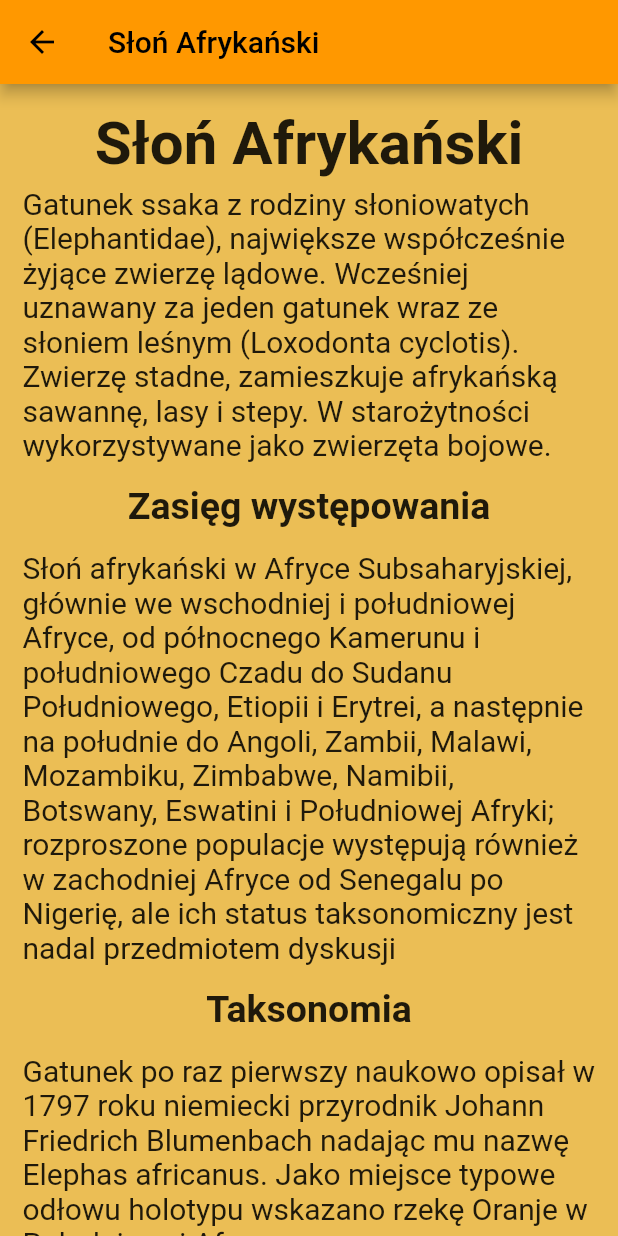
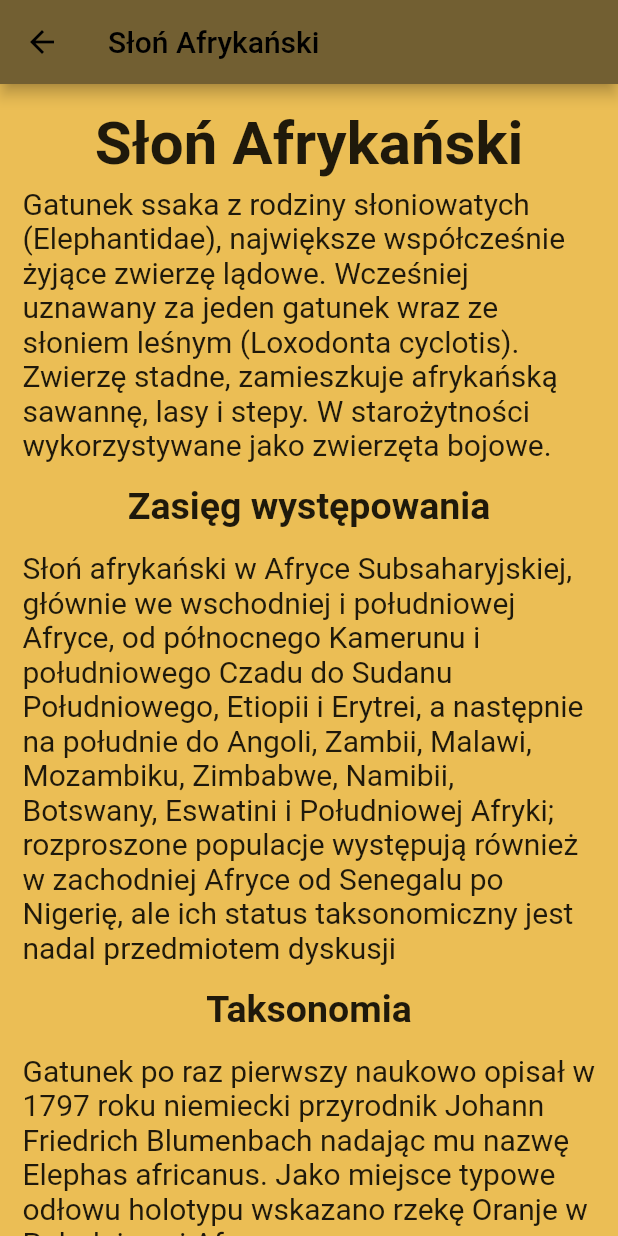
Before and after one commit to Marcin-Szwon/encyklopedia_zwierzat, a Flutter app: the screen it shows after launch, after a tap on "Słoń Afrykański", on a phone screen of 412 x 824 dp. Run offline on Flutter 3.47's test engine with Material 2 defaults, Android fonts, the phone set to English and light mode, and no system bars; network calls fail.

Commit message:
change color in page details

```diff
--- a/lib/main.dart
+++ b/lib/main.dart
@@ -20,7 +20,7 @@ class MyApp extends StatelessWidget {
   Widget build(BuildContext context) => MaterialApp(
     debugShowCheckedModeBanner: false,
     title: title,
-    theme: ThemeData(primarySwatch: Colors.blue),
+    theme: ThemeData(primarySwatch: Colors.orange),
     home: SplashScreen(),
   );
 
--- a/lib/page/user_page_navigator.dart
+++ b/lib/page/user_page_navigator.dart
@@ -13,7 +13,7 @@ class UserPage extends StatelessWidget {
   @override
   Widget build(BuildContext context) => Scaffold(
         appBar: AppBar(
-          backgroundColor: Colors.orange,
+          backgroundColor: Color.fromRGBO(114, 95, 50  , 1),
           title: Text(name),
           centerTitle: true,
         ),
--- a/lib/user_page.dart
+++ b/lib/user_page.dart
@@ -13,6 +13,7 @@ class UserPage1 extends StatelessWidget{
     backgroundColor: Color.fromRGBO(235, 190, 85  , 1),
     appBar: AppBar(
       title: Text(user.username),
+      backgroundColor: Color.fromRGBO(114, 95, 50  , 1),
     ),
     body: Center(
 
```
